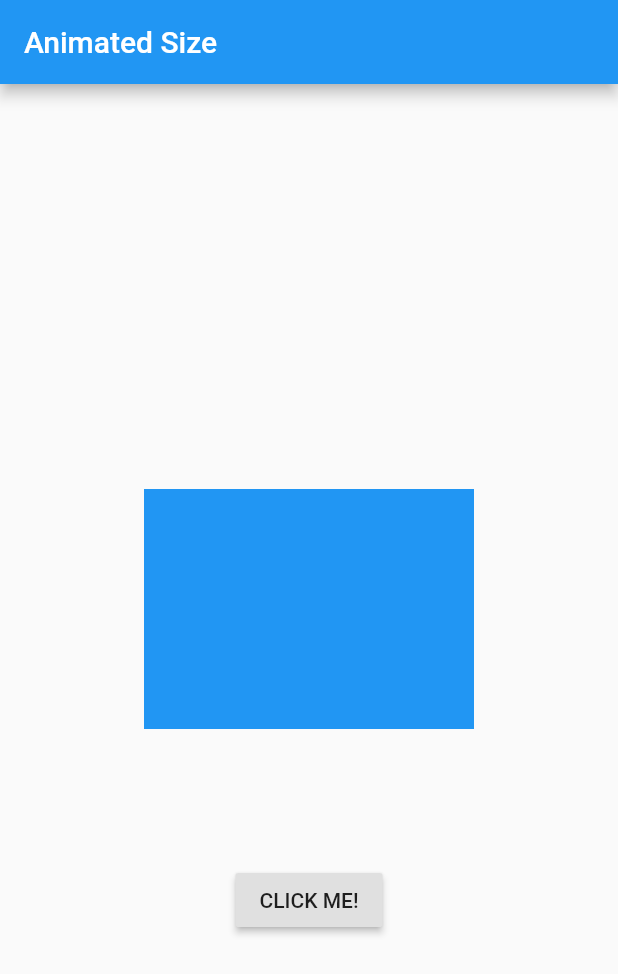
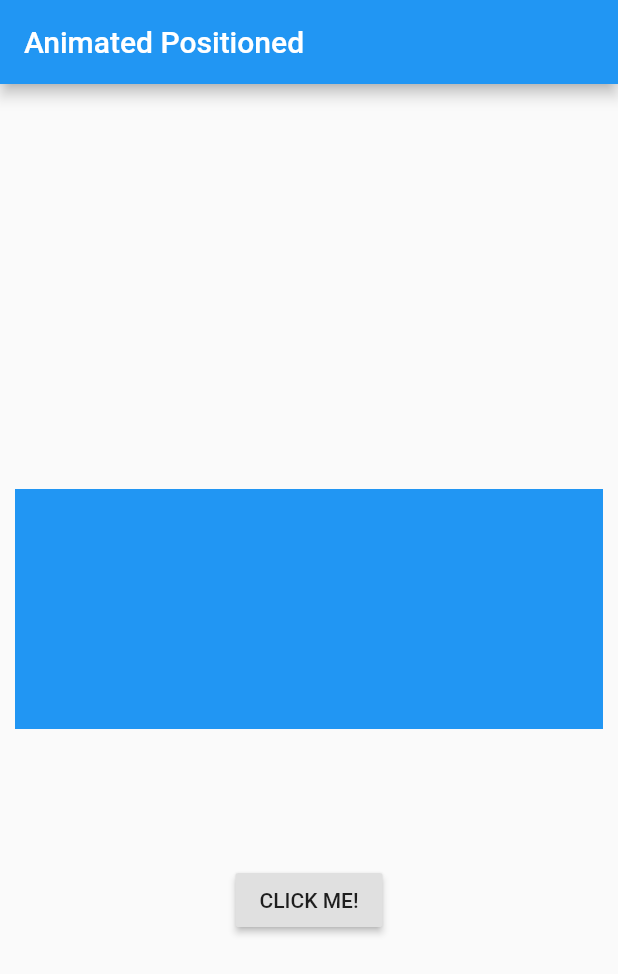
Before and after one commit to SinaSys/FadeTransition_flutter, a Flutter app: the screen it shows after launch, after a tap on "CLICK ME!", on a phone screen of 412 x 824 dp. Shown: the top 974 px of the screen. Run offline on Flutter 3.47's test engine with Material 2 defaults, Android fonts, the phone set to English and light mode, and no system bars.

Commit message:
Initial commit

```diff
--- a/lib/main.dart
+++ b/lib/main.dart
@@ -8,64 +8,62 @@ class MyApp extends StatelessWidget {
   Widget build(BuildContext context) {
     return MaterialApp(
       title: 'Flutter Tutorial',
-      home: _AnimatedSizeExample(),
+      home: _AnimatedPositionedExample(),
     );
   }
 }
 
-class _AnimatedSizeExample extends StatefulWidget {
-  _AnimatedSizeExampleState createState() => _AnimatedSizeExampleState();
+class _AnimatedPositionedExample extends StatefulWidget {
+  _AnimatedPositionedExampleState createState() => _AnimatedPositionedExampleState();
 }
 
-class _AnimatedSizeExampleState extends State<_AnimatedSizeExample>
-    with SingleTickerProviderStateMixin {
+class _AnimatedPositionedExampleState extends State<_AnimatedPositionedExample> {
 
   bool _first = true;
 
-  double _width = 200;
-  double _height = 200;
-
-  void _updateSize() {
-    setState(() {
-      _width = _first ? 220 : 200;
-      _height = _first ? 160 : 200;
-
-      _first = !_first;
-    });
-  }
+  double _left = 20;
+  double _top = 20;
+  double _right = 20;
+  double _bottom = 20;
 
   @override
   Widget build(BuildContext context) {
     return Scaffold(
       appBar: AppBar(
-        title: Text("Animated Size"),
+        title: Text("Animated Positioned"),
       ),
       body: Column(
         mainAxisAlignment: MainAxisAlignment.center,
         children: <Widget>[
           Container(
             height: 300,
-            child: Center(
-              child: AnimatedSize(
-                duration: const Duration(milliseconds: 500),
-                curve: Curves.fastOutSlowIn,
-                child: Container(
-                  width: _width,
-                  height: _height,
-                  color: Colors.blue,
+            child: Stack(
+              children: <Widget>[
+                AnimatedPositioned(
+                  duration: const Duration(milliseconds: 500),
+                  curve: Curves.fastOutSlowIn,
+                  left: _left,
+                  top: _top,
+                  right: _right,
+                  bottom: _bottom,
+                  child: Container(
+                    color: Colors.blue,
+                  ),
                 ),
-                vsync: this,
-              ),
+              ],
             ),
           ),
-          SizedBox(
-            height: 20,
-          ),
+          SizedBox(height: 20,),
           RaisedButton(
             child: const Text('CLICK ME!'),
             onPressed: () {
               setState(() {
-                _updateSize();
+                _left = _first ? 10 : 20;
+                _top = _first ? 70 : 20;
+                _right = _first ? 10 : 20;
+                _bottom = _first ? 70 : 20;
+
+                _first = !_first;
               });
             },
           ),
```
